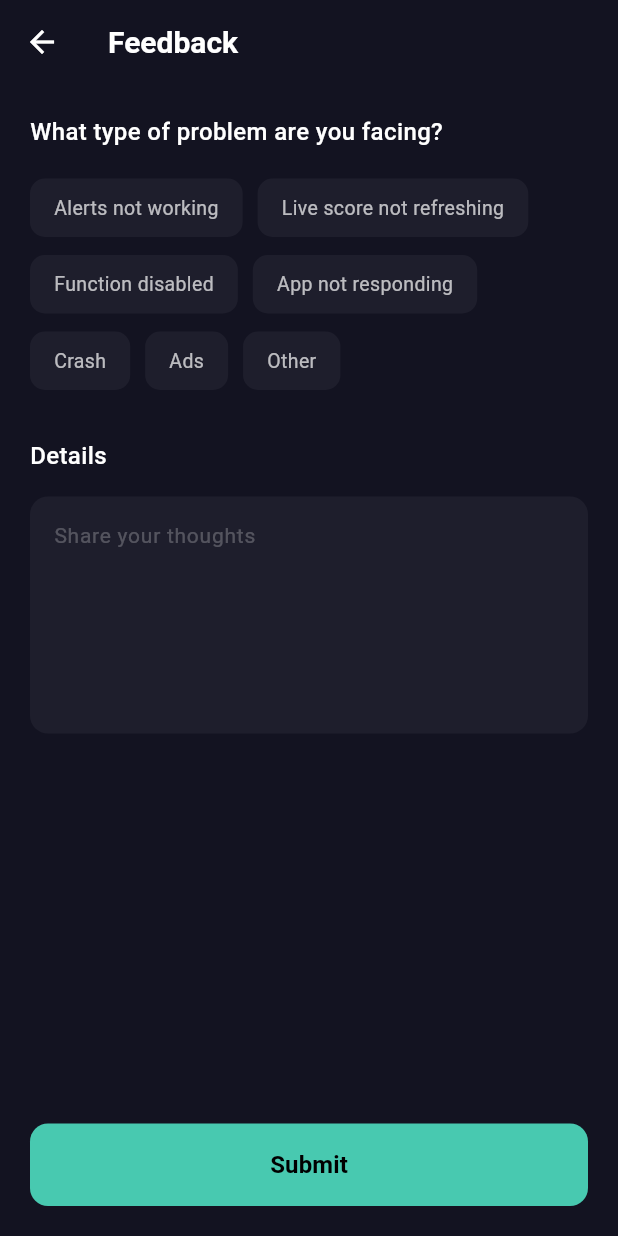
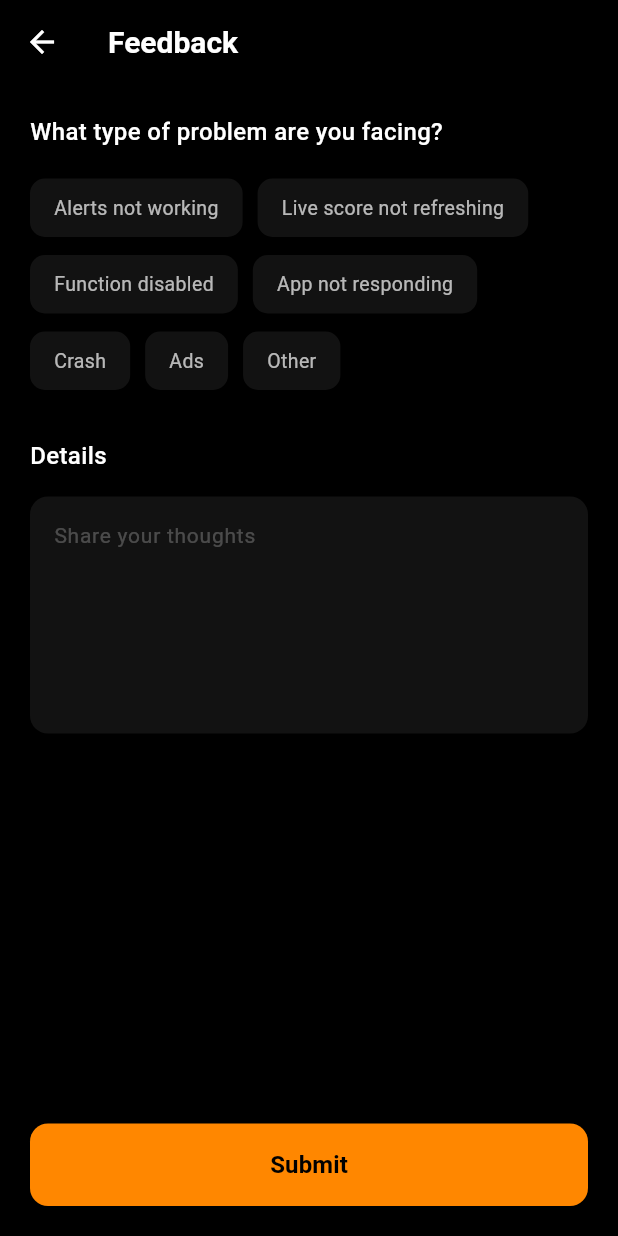
Before and after one commit to yahya861-flutter/football_app, a Flutter app: the screen it shows after launch, item 5 of the bottom bar chosen, after a tap on "Feedback", on a phone screen of 412 x 824 dp. Run offline on Flutter 3.47's test engine with Material 3 defaults, Android fonts, the phone set to English and light mode, and no system bars; our stand-ins replace fl_chart, flutter_local_notifications, flutter_timezone, share_plus, shared_preferences, sqflite and 1 more; missing offline and left inert: alarm, workmanager; accounts and stored records are empty; network calls fail.

Commit message:
theme colors changes

```diff
--- a/lib/providers/theme_provider.dart
+++ b/lib/providers/theme_provider.dart
@@ -28,10 +28,10 @@ class ThemeProvider with ChangeNotifier {
   // Branding Colors
   static const Color accentColor = Color(0xFFFF8700); // Lime/Neon Yellow
 
-  // Dark Theme Colors
-  static const Color darkPrimary = Color(0xFF1E1E2C);
-  static const Color darkSecondary = Color(0xFF2D2D44);
-  static const Color darkBackground = Color(0xFF121212);
+  // Dark Theme Colors (Premium Look)
+  static const Color darkBackground = Colors.black;
+  static const Color darkSurface = Color(0xFF121212);
+  static const Color darkBorder = Colors.white10;
 
   // Light Theme Colors
   static const Color lightPrimary = Color(0xFFFFFFFF);
@@ -42,20 +42,23 @@ class ThemeProvider with ChangeNotifier {
     useMaterial3: true,
     brightness: Brightness.dark,
     scaffoldBackgroundColor: darkBackground,
-    primaryColor: darkPrimary,
+    primaryColor: darkSurface,
+    cardColor: darkSurface,
+    dividerColor: darkBorder,
     colorScheme: const ColorScheme.dark(
       primary: accentColor,
-      surface: darkSecondary,
+      surface: darkSurface,
+      outline: darkBorder,
     ),
     appBarTheme: const AppBarTheme(
-      backgroundColor: darkPrimary,
+      backgroundColor: darkSurface,
       elevation: 0,
       surfaceTintColor: Colors.transparent,
       iconTheme: IconThemeData(color: Colors.white),
       titleTextStyle: TextStyle(color: Colors.white, fontWeight: FontWeight.bold, fontSize: 20),
     ),
     bottomNavigationBarTheme: const BottomNavigationBarThemeData(
-      backgroundColor: darkSecondary,
+      backgroundColor: darkSurface,
       selectedItemColor: accentColor,
       unselectedItemColor: Colors.white38,
     ),
--- a/lib/screens/feedback_screen.dart
+++ b/lib/screens/feedback_screen.dart
@@ -29,9 +29,9 @@ class _FeedbackScreenState extends State<FeedbackScreen> {
 
   @override
   Widget build(BuildContext context) {
-    const Color mintColor = Color(0xFF48C9B0);
-    const Color darkBg = Color(0xFF131321);
-    const Color cardBg = Color(0xFF1E1E2C);
+    const Color mintColor = Color(0xFFFF8700);
+    const Color darkBg = Colors.black;
+    const Color cardBg = Color(0xFF121212);
 
     return Scaffold(
       backgroundColor: darkBg,
--- a/lib/screens/home.dart
+++ b/lib/screens/home.dart
@@ -162,7 +162,7 @@ class _HomeState extends State<Home> with TickerProviderStateMixin {
       body: _screens[_selectedIndex],
       floatingActionButtonLocation: FloatingActionButtonLocation.centerDocked,
       bottomNavigationBar: BottomAppBar(
-        color: isDark ? const Color(0xFF2D2D44) : Colors.grey[200]!,
+        color: isDark ? const Color(0xFF121212) : Colors.grey[200]!,
         elevation: 10,
         padding: EdgeInsets.zero,
         child: SizedBox(
--- a/lib/screens/live_matches_screen.dart
+++ b/lib/screens/live_matches_screen.dart
@@ -15,7 +15,7 @@ class LiveMatchesScreen extends StatelessWidget {
     final bool isDark = Theme.of(context).brightness == Brightness.dark;
     final Color textColor = isDark ? Colors.white : Colors.black;
     final Color subTextColor = isDark ? Colors.white38 : Colors.black45;
-    final Color primaryColor = isDark ? const Color(0xFF1E1E2C) : Theme.of(context).primaryColor;
+    final Color primaryColor = isDark ? Colors.black : Theme.of(context).primaryColor;
     const Color accentColor = Color(0xFFFF8700);
 
     final content = Consumer<InPlayProvider>(
@@ -114,7 +114,7 @@ class LiveMatchesScreen extends StatelessWidget {
     final bool isDark = Theme.of(context).brightness == Brightness.dark;
     final Color textColor = isDark ? Colors.white : Colors.black;
     final Color subTextColor = isDark ? Colors.white38 : Colors.black45;
-    final Color cardColor = isDark ? const Color(0xFF2D2D44) : Colors.grey[200]!;
+    final Color cardColor = isDark ? const Color(0xFF121212) : Colors.grey[200]!;
 
     return Container(
       margin: const EdgeInsets.only(bottom: 12),
@@ -214,7 +214,7 @@ class LiveMatchesScreen extends StatelessWidget {
               width: 50,
               padding: const EdgeInsets.symmetric(vertical: 6),
               decoration: BoxDecoration(
-                color: isDark ? const Color(0xFF1E1E2C) : Colors.grey[300],
+                color: isDark ? const Color(0xFF121212) : Colors.grey[300],
                 borderRadius: BorderRadius.circular(4),
               ),
               child: Text(
--- a/lib/screens/live_scores_screen.dart
+++ b/lib/screens/live_scores_screen.dart
@@ -32,11 +32,11 @@ class _LiveScoresScreenState extends State<LiveScoresScreen> {
               ? const ColorScheme.dark(
                   primary: Color(0xFFFF8700),
                   onPrimary: Colors.black,
-                  surface: Color(0xFF1E1E2C),
+                  surface: Color(0xFF121212),
                   onSurface: Colors.white,
                 )
               : const ColorScheme.light(
-                  primary: Color(0xFF1E1E2C),
+                  primary: Color(0xFF121212),
                   onPrimary: Colors.white,
                   surface: Colors.white,
                   onSurface: Colors.black,
@@ -64,7 +64,7 @@ class _LiveScoresScreenState extends State<LiveScoresScreen> {
   @override
   Widget build(BuildContext context) {
     final bool isDark = Theme.of(context).brightness == Brightness.dark;
-    final Color cardColor = isDark ? const Color(0xFF1E1E2C) : Colors.grey[200]!;
+    final Color cardColor = isDark ? const Color(0xFF121212) : Colors.grey[200]!;
     final Color textColor = isDark ? Colors.white : Colors.black;
     final Color subTextColor = isDark ? Colors.white38 : Colors.black45;
     const Color accentColor = Color(0xFFFF8700);
@@ -90,7 +90,7 @@ class _LiveScoresScreenState extends State<LiveScoresScreen> {
     return Container(
       padding: const EdgeInsets.symmetric(horizontal: 16, vertical: 12),
       decoration: BoxDecoration(
-        color: isDark ? const Color(0xFF1E1E2C).withOpacity(0.5) : Colors.grey[50],
+        color: isDark ? const Color(0xFF121212) : Colors.grey[50],
         border: Border(bottom: BorderSide(color: isDark ? Colors.white.withOpacity(0.05) : Colors.black.withOpacity(0.05))),
       ),
       child: Row(
@@ -204,7 +204,7 @@ class _LiveScoresScreenState extends State<LiveScoresScreen> {
 
   Widget _buildModernLeagueGroup(String name, String? logo, List<dynamic> matches) {
     final bool isDark = Theme.of(context).brightness == Brightness.dark;
-    final Color cardColor = isDark ? const Color(0xFF1A1A2E) : Colors.white;
+    final Color cardColor = isDark ? const Color(0xFF121212) : Colors.white;
     final Color textColor = isDark ? Colors.white : Colors.black87;
     final Color subTextColor = isDark ? Colors.white54 : Colors.black54;
     const Color accentColor = Color(0xFFFF8700);
@@ -350,7 +350,7 @@ class _LiveScoresScreenState extends State<LiveScoresScreen> {
               width: 50,
               padding: const EdgeInsets.symmetric(vertical: 8),
               decoration: BoxDecoration(
-                color: isDark ? Colors.white.withOpacity(0.05) : Colors.grey[100],
+                color: isDark ? const Color(0xFF121212) : Colors.grey[100],
                 borderRadius: BorderRadius.circular(8),
               ),
               child: Text(
--- a/lib/screens/player_details_screen.dart
+++ b/lib/screens/player_details_screen.dart
@@ -92,7 +92,7 @@ class PlayerDetailsScreen extends StatelessWidget {
               margin: const EdgeInsets.all(16),
               padding: const EdgeInsets.all(20),
               decoration: BoxDecoration(
-                color: isDark ? const Color(0xFF1E1E2C) : Colors.grey[200],
+                color: isDark ? const Color(0xFF121212) : Colors.grey[200],
                 borderRadius: BorderRadius.circular(12),
                 border: Border.all(color: isDark ? Colors.white10 : Colors.black12),
               ),
--- a/lib/screens/search_screen.dart
+++ b/lib/screens/search_screen.dart
@@ -36,7 +36,7 @@ class _SearchScreenState extends State<SearchScreen> {
     final isDark = Theme.of(context).brightness == Brightness.dark;
     final primaryColor = Theme.of(context).appBarTheme.backgroundColor;
     final textPrimary = Theme.of(context).appBarTheme.titleTextStyle?.color ?? Colors.white;
-    final secondaryColor = isDark ? const Color(0xFF2D2D44) : Colors.grey[200]!;
+    final secondaryColor = isDark ? const Color(0xFF121212) : Colors.grey[200]!;
 
     return Scaffold(
       backgroundColor: primaryColor,
--- a/lib/screens/settings_screen.dart
+++ b/lib/screens/settings_screen.dart
@@ -22,7 +22,7 @@ class SettingsScreen extends StatelessWidget {
 
   void _showReviewDialog(BuildContext context) {
     final bool isDark = Theme.of(context).brightness == Brightness.dark;
-    final Color backgroundColor = isDark ? const Color(0xFF1E1E2C) : Colors.white;
+    final Color backgroundColor = isDark ? const Color(0xFF121212) : Colors.white;
     final Color textColor = isDark ? Colors.white : Colors.black87;
 
     showDialog(
@@ -74,7 +74,7 @@ class SettingsScreen extends StatelessWidget {
                         _launchUrl(_youtubeUrl);
                       },
                       style: ElevatedButton.styleFrom(
-                        backgroundColor: const Color(0xFF00BFA5),
+                        backgroundColor: const Color(0xFFFF8700),
                         foregroundColor: Colors.white,
                         shape: RoundedRectangleBorder(borderRadius: BorderRadius.circular(10)),
                       ),
@@ -279,7 +279,7 @@ class SettingsScreen extends StatelessWidget {
   }) {
     return Row(
       children: [
-        Icon(icon, color: const Color(0xFF00BFA5)),
+        Icon(icon, color: const Color(0xFFFF8700)),
         const SizedBox(width: 16),
         Expanded(
           child: Text(title, style: TextStyle(color: textColor, fontSize: 16, fontWeight: FontWeight.w500)),
@@ -287,7 +287,7 @@ class SettingsScreen extends StatelessWidget {
         Switch(
           value: value,
           onChanged: onChanged,
-          activeColor: const Color(0xFF00BFA5),
+          activeColor: const Color(0xFFFF8700),
         ),
       ],
     );
--- a/lib/screens/teams_screen.dart
+++ b/lib/screens/teams_screen.dart
@@ -47,9 +47,9 @@ class _TeamsScreenState extends State<TeamsScreen> {
   @override
   Widget build(BuildContext context) {
     final bool isDark = Theme.of(context).brightness == Brightness.dark;
-    final Color primaryColor = isDark ? const Color(0xFF131321) : Colors.white;
+    final Color primaryColor = isDark ? Colors.black : Colors.white;
     const Color accentColor = Color(0xFFFF8700);
-    final Color cardColor = isDark ? const Color(0xFF1A1A2E) : Colors.white;
+    final Color cardColor = isDark ? const Color(0xFF121212) : Colors.white;
     final Color subTextColor = isDark ? Colors.white38 : Colors.black45;
 
     return DefaultTabController(
@@ -207,7 +207,7 @@ class _TeamsScreenState extends State<TeamsScreen> {
       child: Container(
         padding: const EdgeInsets.symmetric(horizontal: 16, vertical: 14),
         decoration: BoxDecoration(
-          color: isDark ? const Color(0xFF1E1E2C) : Colors.grey[50],
+          color: isDark ? const Color(0xFF121212) : Colors.grey[50],
           borderRadius: BorderRadius.circular(16),
           border: Border.all(
             color: isDark ? Colors.white.withOpacity(0.05) : Colors.black.withOpacity(0.05),
--- a/lib/widgets/match_alarm_dialog.dart
+++ b/lib/widgets/match_alarm_dialog.dart
@@ -52,7 +52,7 @@ class _MatchAlarmDialogState extends State<MatchAlarmDialog> with SingleTickerPr
   @override
   Widget build(BuildContext context) {
     final bool isDark = Theme.of(context).brightness == Brightness.dark;
-    final Color backgroundColor = isDark ? const Color(0xFF1E1E2C) : Colors.white;
+    final Color backgroundColor = isDark ? const Color(0xFF121212) : Colors.white;
     final Color textColor = isDark ? Colors.white : Colors.black87;
     final Color subTextColor = isDark ? Colors.white54 : Colors.black54;
 
--- a/lib/widgets/notifications_activated_dialog.dart
+++ b/lib/widgets/notifications_activated_dialog.dart
@@ -19,7 +19,7 @@ class NotificationsActivatedDialog extends StatelessWidget {
   @override
   Widget build(BuildContext context) {
     final bool isDark = Theme.of(context).brightness == Brightness.dark;
-    final Color backgroundColor = isDark ? const Color(0xFF1E1E2C) : Colors.white;
+    final Color backgroundColor = isDark ? const Color(0xFF121212) : Colors.white;
     final Color textColor = isDark ? Colors.white : Colors.black87;
     final Color subTextColor = isDark ? Colors.white60 : Colors.grey[600]!;
     final Color accentColor = const Color(0xFF48C9B0);
```
Also changed, not shown: lib/screens/league_details_screen.dart (+4 -4 lines), lib/screens/leagues_screen.dart (+4 -4 lines), lib/screens/match_details_screen.dart (+13 -11 lines), lib/screens/team_details_screen.dart (+8 -8 lines).
